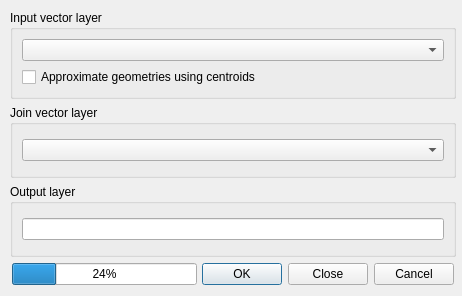
The window that ui_frmNNJoin.ui (havatv/qgisnnjoinplugin) describes before a commit, drawn with Qt 5.
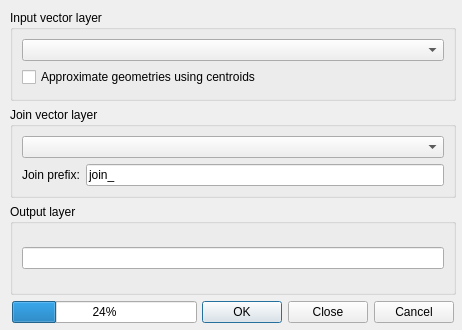
The same window after the commit.

Commit message: Added user option for join attribute prefix Updated the documentation

What changed in the file:
```diff
--- a/ui_frmNNJoin.ui
+++ b/ui_frmNNJoin.ui
@@ -7,7 +7,7 @@
     <x>0</x>
     <y>0</y>
     <width>462</width>
-    <height>296</height>
+    <height>330</height>
    </rect>
   </property>
   <property name="windowTitle">
@@ -25,7 +25,7 @@
      <x>10</x>
      <y>10</y>
      <width>446</width>
-     <height>275</height>
+     <height>313</height>
     </rect>
    </property>
    <layout class="QVBoxLayout" name="verticalLayout_6">
@@ -82,6 +82,27 @@
          </property>
         </widget>
        </item>
+       <item>
+        <layout class="QHBoxLayout" name="horizontalLayout">
+         <item>
+          <widget class="QLabel" name="label">
+           <property name="text">
+            <string>Join prefix:</string>
+           </property>
+          </widget>
+         </item>
+         <item>
+          <widget class="QLineEdit" name="joinPrefix">
+           <property name="toolTip">
+            <string>The prefix used for the join layer attributes in the output layer.&lt;br&gt;Without a prefix, if a join layer attribute has the same name as an input layer attribute, it will not be included in the output layer.</string>
+           </property>
+           <property name="text">
+            <string>join_</string>
+           </property>
+          </widget>
+         </item>
+        </layout>
+       </item>
       </layout>
      </widget>
     </item>
```
The commit also changes 3 other files.
